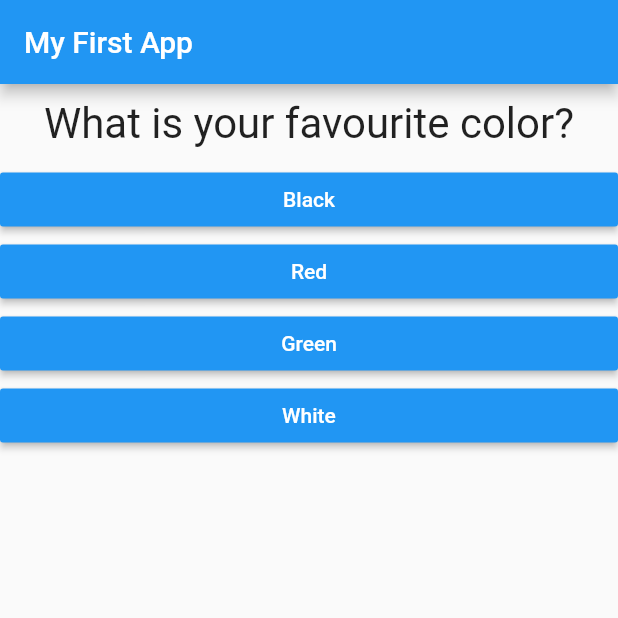
After one commit to khan9920/UDEMY-MAX-Quiz-App, a Flutter app: the screen it shows after launch, on a phone screen of 412 x 824 dp, the top half of it. The commit adds this screen. Run offline on Flutter 3.47's test engine with Material 2 defaults, Android fonts, the phone set to English and light mode, and no system bars.

Commit message:
Component devided

```diff
--- a/lib/main.dart
+++ b/lib/main.dart
@@ -1,7 +1,7 @@
 import 'package:flutter/material.dart';
 
-import './question.dart';
-import './answer.dart';
+import './quiz.dart';
+import './result.dart';
 
 void main() => runApp(MyApp());
 
@@ -16,7 +16,7 @@ class _MyAppState extends State<MyApp> {
   var _questionIndex = 0;
 
   // const is compile time constant
-  final questions = [
+  final _questions = [
     {
       'questionText': 'What is your favourite color?',
       'answers': ['Black', 'Red', 'Green', 'White']
@@ -41,22 +41,16 @@ class _MyAppState extends State<MyApp> {
   Widget build(BuildContext context) {
     return MaterialApp(
       home: Scaffold(
-          appBar: AppBar(
-            title: Text('My First App'),
-          ),
-          body: _questionIndex < questions.length
-              ? Column(
-                  children: [
-                    Question(questions[_questionIndex]['questionText']),
-                    ...(questions[_questionIndex]['answers'] as List<String>)
-                        .map((answer) {
-                      return Answer(_answerQuestion, answer);
-                    }).toList(),
-                  ],
-                )
-              : Center(
-                  child: Text('You did it'),
-                )),
+        appBar: AppBar(
+          title: Text('My First App'),
+        ),
+        body: _questionIndex < _questions.length
+            ? Quiz(
+                asnwerQuestion: _answerQuestion,
+                questionIndex: _questionIndex,
+                questions: _questions)
+            : Result(),
+      ),
     );
   }
 }
--- /dev/null
+++ b/lib/quiz.dart
@@ -0,0 +1,27 @@
+import 'package:flutter/material.dart';
+
+import './question.dart';
+import './answer.dart';
+
+class Quiz extends StatelessWidget {
+  final List<Map<String, Object>> questions;
+  final Function asnwerQuestion;
+  final int questionIndex;
+
+  Quiz(
+      {@required this.questions,
+      @required this.asnwerQuestion,
+      @required this.questionIndex});
+
+  @override
+  Widget build(BuildContext context) {
+    return Column(
+      children: [
+        Question(questions[questionIndex]['questionText']),
+        ...(questions[questionIndex]['answers'] as List<String>).map((answer) {
+          return Answer(asnwerQuestion, answer);
+        }).toList(),
+      ],
+    );
+  }
+}
```
Also changed, not shown: lib/result.dart (added, +10 -0 lines).
